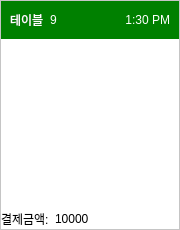
The window that src/ui/kitchen_display/widgets/TableInfo.ui (j0minjae/smart-delivery-robot) describes before a commit, drawn with Qt 5.
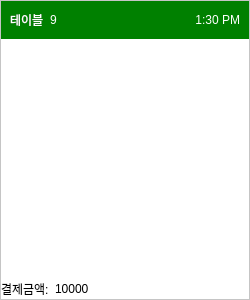
The same window after the commit.

Commit message: feat: design and timer update

Diff of the .ui file:
```diff
--- a/src/ui/kitchen_display/widgets/TableInfo.ui
+++ b/src/ui/kitchen_display/widgets/TableInfo.ui
@@ -6,8 +6,8 @@
    <rect>
     <x>0</x>
     <y>0</y>
-    <width>180</width>
-    <height>230</height>
+    <width>250</width>
+    <height>300</height>
    </rect>
   </property>
   <property name="sizePolicy">
@@ -18,14 +18,14 @@
   </property>
   <property name="minimumSize">
    <size>
-    <width>180</width>
-    <height>230</height>
+    <width>250</width>
+    <height>300</height>
    </size>
   </property>
   <property name="maximumSize">
    <size>
-    <width>180</width>
-    <height>230</height>
+    <width>250</width>
+    <height>300</height>
    </size>
   </property>
   <property name="windowTitle">
```
The commit also changes 4 other files.
